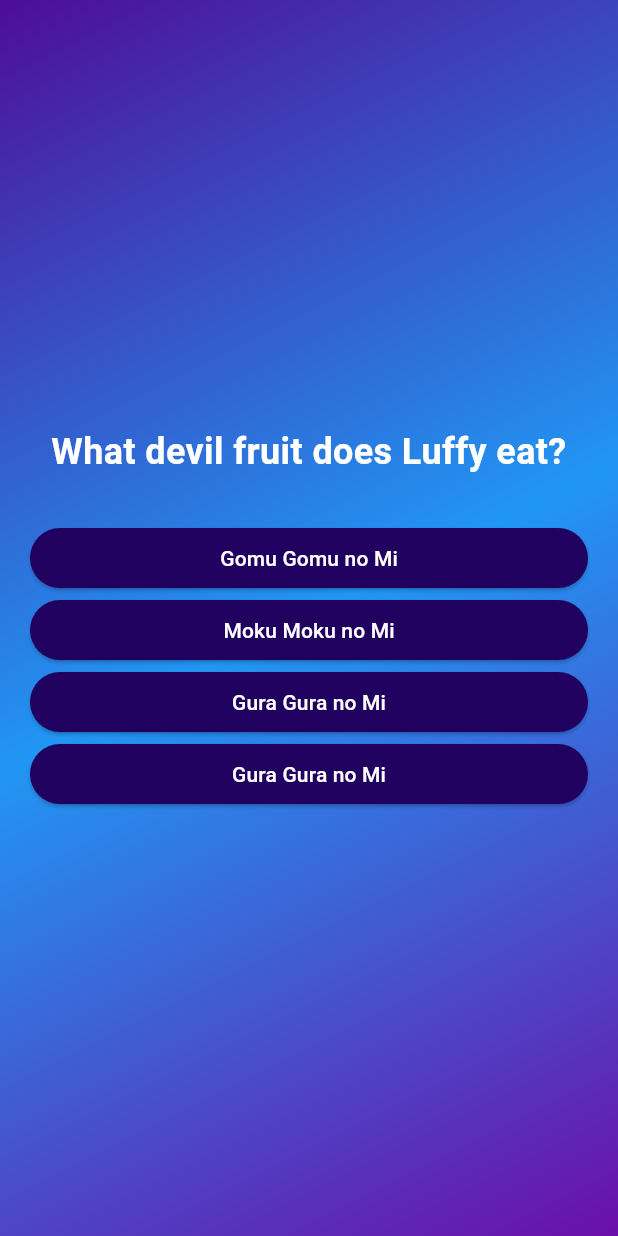
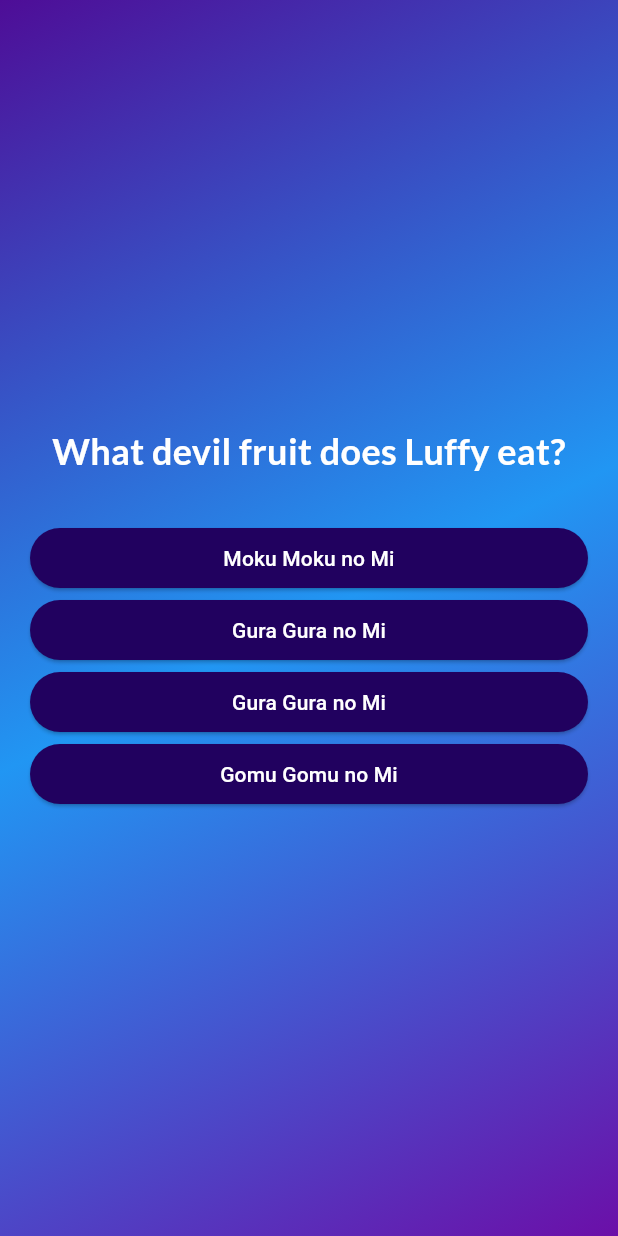
Before and after one commit to AntonioMateria/quiz_app, a Flutter app: the screen it shows after launch, after a tap on "Start Quiz", on a phone screen of 412 x 824 dp. Run offline on Flutter 3.47's test engine with Material 3 defaults, Android fonts, the phone set to English and light mode, and no system bars; our stand-ins replace google_fonts.

Commit message:
imported google fonts

```diff
--- a/lib/answer_button.dart
+++ b/lib/answer_button.dart
@@ -14,8 +14,15 @@ class AnswerButton extends StatelessWidget {
       style: ElevatedButton.styleFrom(
         backgroundColor: const Color.fromARGB(255, 33, 1, 95),
         foregroundColor: Colors.white,
+        padding: const EdgeInsets.symmetric(
+          vertical: 10,
+          horizontal: 40,
+        ),
       ),
-      child: Text(answerText),
+      child: Text(
+        answerText,
+        textAlign: TextAlign.center,
+      ),
     );
   }
 }
--- a/lib/models/quiz_questions.dart
+++ b/lib/models/quiz_questions.dart
@@ -2,4 +2,11 @@ class QuizQuestions{
   const QuizQuestions(this.text, this.answers);
   final String text;
   final List<String> answers;
+
+
+  List<String> getShuffledAnswers(){
+    final shuffledList = List.of(answers);
+    shuffledList.shuffle();
+    return shuffledList;
+  }
 }
--- a/lib/questions_screen.dart
+++ b/lib/questions_screen.dart
@@ -1,4 +1,5 @@
 import 'package:flutter/material.dart';
+import 'package:google_fonts/google_fonts.dart';
 import 'package:quiz_app/answer_button.dart';
 import 'package:quiz_app/data/questions.dart';
 
@@ -12,9 +13,17 @@ class QuestionsScreen extends StatefulWidget {
 }
 
 class _QuestionsScreenState extends State<QuestionsScreen> {
+  var currentQuestionIndex = 0;
+
+  void answerQuestion() {
+    setState(() {
+      currentQuestionIndex++;
+    });
+  }
+
   @override
   Widget build(context) {
-    final currentQuestion = questions[0];
+    final currentQuestion = questions[currentQuestionIndex];
     return SizedBox(
       width: double.infinity,
       child: Container(
@@ -25,18 +34,18 @@ class _QuestionsScreenState extends State<QuestionsScreen> {
           children: [
             Text(
               currentQuestion.text,
-              style: TextStyle(
+              style: GoogleFonts.lato(
+                color: Colors.white,
                 fontSize: 24,
-                color: Colors.white,
                 fontWeight: FontWeight.bold,
               ),
               textAlign: TextAlign.center,
             ),
             const SizedBox(height: 30),
-            ...currentQuestion.answers.map((item) {
+            ...currentQuestion.getShuffledAnswers().map((item) {
               return AnswerButton(
                 answerText: item,
-                onTap: () {},
+                onTap: answerQuestion,
               );
             }),
           ],
--- a/pubspec.yaml
+++ b/pubspec.yaml
@@ -34,6 +34,7 @@ dependencies:
   # The following adds the Cupertino Icons font to your application.
   # Use with the CupertinoIcons class for iOS style icons.
   cupertino_icons: ^1.0.8
+  google_fonts: ^6.2.1
 
 dev_dependencies:
   flutter_test:
```
Also changed, not shown: pubspec.lock, 1 other file.
